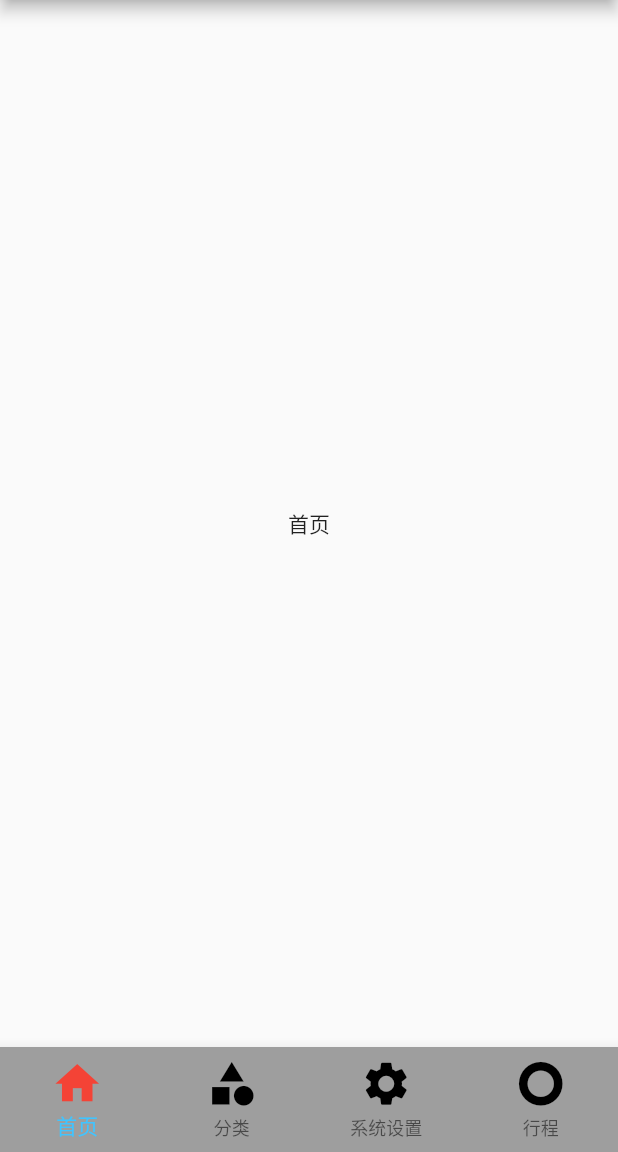
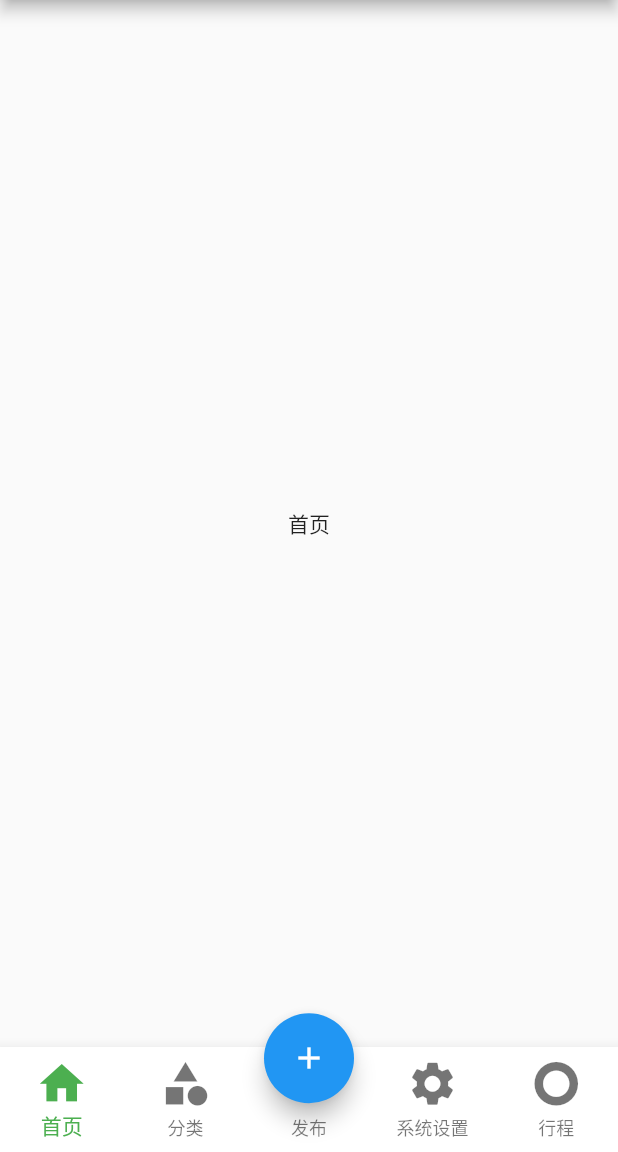
Before and after one commit to prio158/project1, a Flutter app: the Tabs screen opened directly, on a phone screen of 412 x 824 dp, the part 84-1236 px from its top. Run offline on Flutter 3.47's test engine with Material 2 defaults, Android fonts, the phone set to English and light mode, and no system bars.

Commit message:
fix:[project1] 底部导航栏浮动层

```diff
--- /dev/null
+++ b/lib/NavigationBar/tabs/message.dart
@@ -0,0 +1,18 @@
+import 'package:flutter/material.dart';
+
+
+class MessagePage extends StatefulWidget {
+  const MessagePage({Key? key}) : super(key: key);
+
+  @override
+  State<MessagePage> createState() => _HomePageState();
+}
+
+class _HomePageState extends State<MessagePage> {
+  @override
+  Widget build(BuildContext context) {
+    return const Center(
+      child: Text("发布"),
+    );
+  }
+}
--- a/lib/NavigationBar/tabs/tabs.dart
+++ b/lib/NavigationBar/tabs/tabs.dart
@@ -1,4 +1,5 @@
 import 'package:flutter/material.dart';
+import 'package:project1/NavigationBar/tabs/message.dart';
 import 'package:project1/NavigationBar/tabs/trip.dart';
 import 'home.dart';
 import 'category.dart';
@@ -16,9 +17,11 @@ class Tabs extends StatefulWidget {
 class _MyBottomNavigationBarState extends State<Tabs> {
 
   int _currentIndex = 0;
+  final Color _selectedColor = Colors.green;
   final _pages = [
     const HomePage(),
     const CategoryPage(),
+    const MessagePage(),
     const SettingsPage(),
     const TripPage()
   ];
@@ -33,34 +36,50 @@ class _MyBottomNavigationBarState extends State<Tabs> {
         bottomNavigationBar:
             BottomNavigationBar(
               iconSize: 35,
-              backgroundColor: Colors.grey,
-              fixedColor: Colors.lightBlueAccent,
+              backgroundColor: Colors.white,
+              fixedColor: Colors.green, //
               currentIndex: _currentIndex,
               type: BottomNavigationBarType.fixed,//底部超过4个tab，就需要配置
               items: const [
                 BottomNavigationBarItem(
-                  icon: Icon(Icons.home, color: Colors.red,),
+                  icon: Icon(Icons.home),
                   label: "首页",
-                  backgroundColor: Colors.green,),
+                  ),
                 BottomNavigationBarItem(
-                    icon: Icon(Icons.category, color: Colors.black),
-                    label: "分类",
-                    backgroundColor: Colors.grey),
+                    icon: Icon(Icons.category),
+                    label: "分类",),
+                BottomNavigationBarItem(icon: Icon(null),label: "发布"),
                 BottomNavigationBarItem(
-                    icon: Icon(Icons.settings, color: Colors.black),
-                    label: "系统设置",
-                    backgroundColor: Colors.grey),
+                    icon: Icon(Icons.settings),
+                    label: "系统设置",),
                 BottomNavigationBarItem(
-                    icon: Icon(Icons.trip_origin_sharp, color: Colors.black),
-                    label: "行程",
-                    backgroundColor: Colors.grey),
-
+                    icon: Icon(Icons.trip_origin_sharp),
+                    label: "行程",),
               ],
               onTap: (value) {
                 setState(() {
                   _currentIndex = value;
                 });
-              },)
+              },
+            ),
+          floatingActionButton: Container(
+            height: 60,
+            width: 60,
+            margin: const EdgeInsets.only(top:15),
+            decoration: BoxDecoration(
+              borderRadius: BorderRadius.circular(40/2)
+            ),
+            child: FloatingActionButton(
+              backgroundColor: _currentIndex==2 ? Colors.green:Colors.blue,
+              child: const Icon(Icons.add),
+              onPressed: () {
+                setState(() {
+                  _currentIndex = 2;
+                });
+              },
+            ),
+          ),
+          floatingActionButtonLocation: FloatingActionButtonLocation.centerDocked,
     );
   }
 }
```
